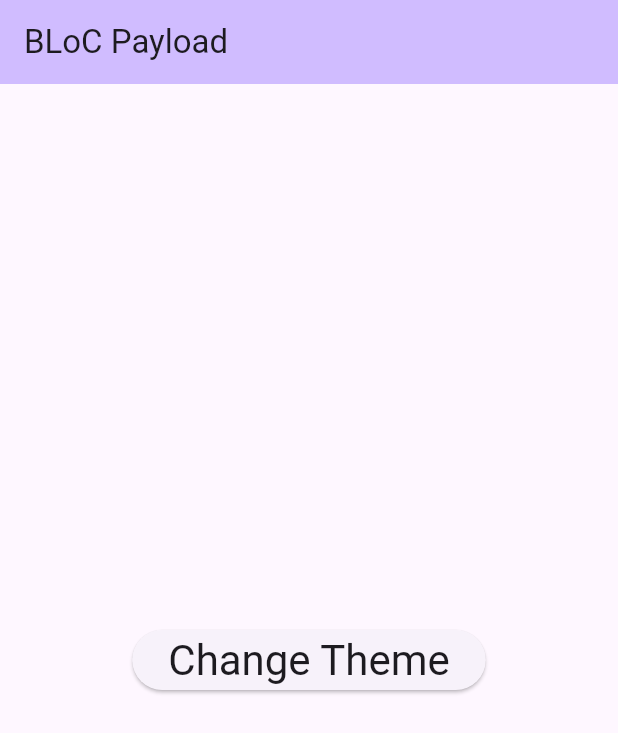
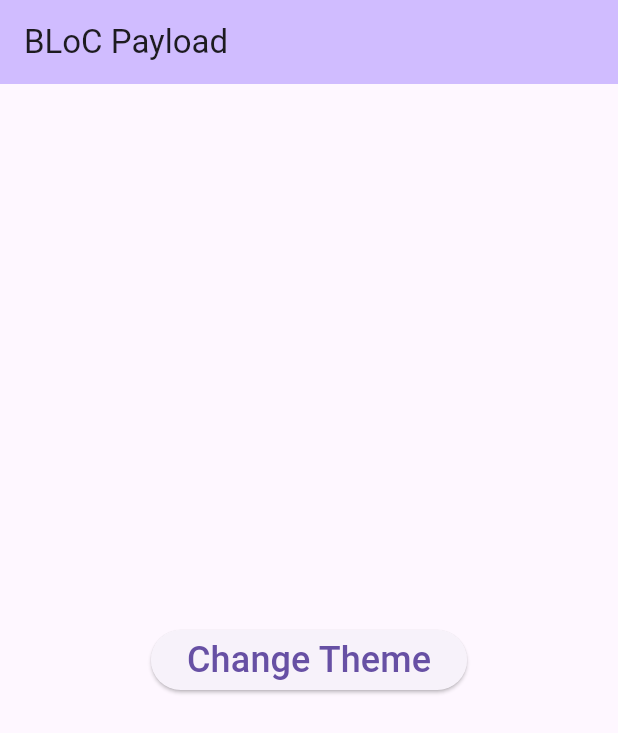
Before and after one commit to jsmile/bloc_payload, a Flutter app: the screen it shows after launch, on a phone screen of 412 x 824 dp. Shown: the top 733 px of the screen. Run offline on Flutter 3.47's test engine with Material 2 defaults, Android fonts, the phone set to English and light mode, and no system bars; our stand-ins replace bloc, equatable.

```diff
--- a/lib/main.dart
+++ b/lib/main.dart
@@ -35,9 +35,9 @@ class MyHomePage extends StatelessWidget {
       ),
       body: Center(
         child: ElevatedButton(
-          child: Text(
+          child: const Text(
             'Change Theme',
-            style: Theme.of(context).textTheme.headlineMedium,
+            style: TextStyle(fontSize: 24.0),
           ),
           onPressed: () {
             final randInt = Random().nextInt(10);
```
Also changed, not shown: lib/blocs/theme/theme_bloc.dart (added, +13 -0 lines), lib/blocs/theme/theme_event.dart (added, +8 -0 lines), lib/blocs/theme/theme_state.dart (added, +28 -0 lines).
